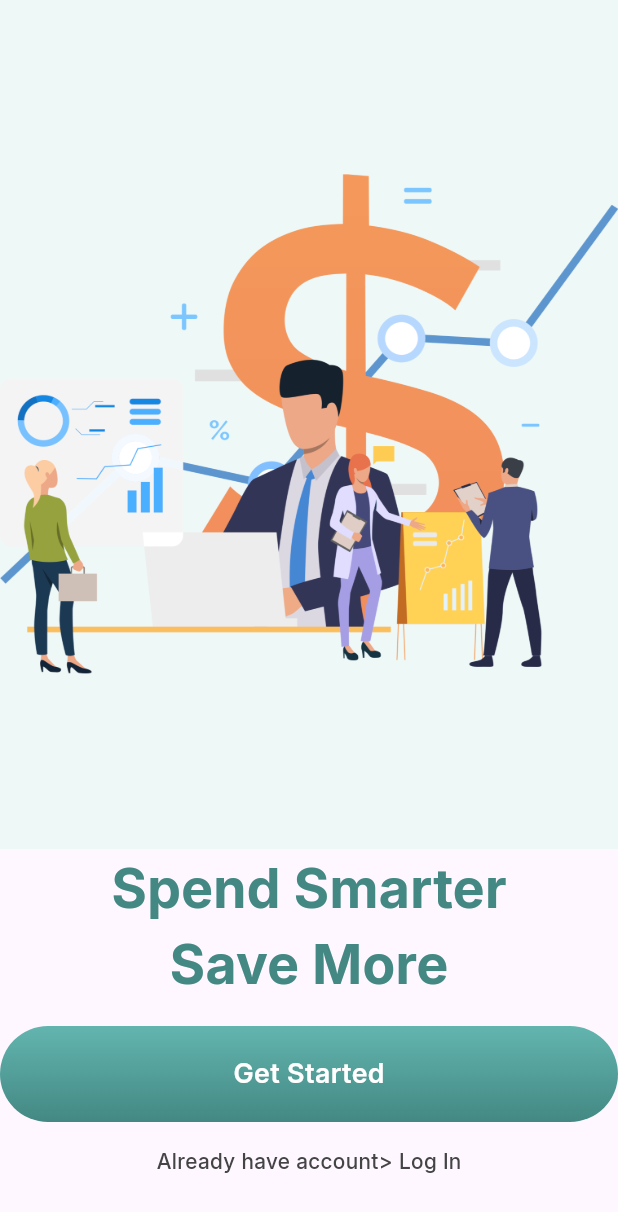
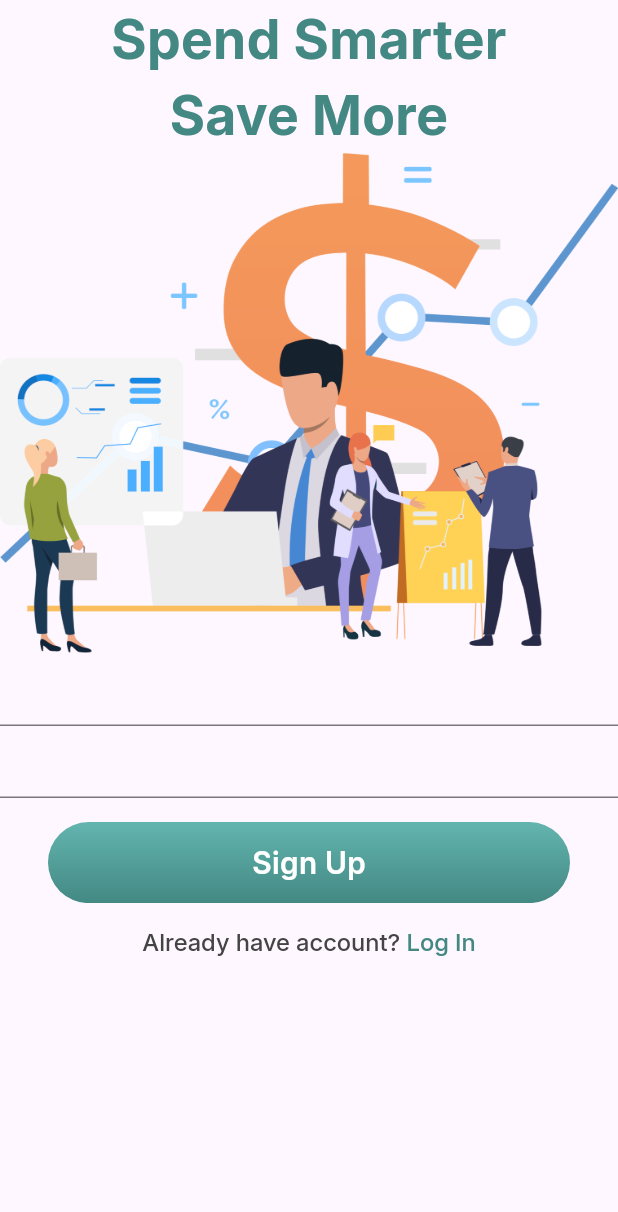
Before and after one commit to lourencomacuacua/financy-app, a Flutter app: the screen it shows after launch, on a phone screen of 412 x 824 dp. Shown: the top 1212 px of the screen. Run offline on Flutter 3.47's test engine with Material 3 defaults, Android fonts, the phone set to English and light mode, and no system bars.

Commit message:
sign up page

```diff
--- a/lib/app.dart
+++ b/lib/app.dart
@@ -1,4 +1,5 @@
 import 'package:finaceiro/feactures/onbording/onbording_page.dart';
+import 'package:finaceiro/feactures/sing_up/sing_up_page.dart';
 import 'package:finaceiro/feactures/splash/splash_page.dart';
 import 'package:flutter/material.dart';
 
@@ -8,7 +9,7 @@ class App extends StatelessWidget {
   @override
   Widget build(BuildContext context) {
     return MaterialApp(
-      home: OnbordingPage(),
+      home: SingUpPage(),
     );
   }
 }
--- a/lib/common/constantns/app_text_styles.dart
+++ b/lib/common/constantns/app_text_styles.dart
@@ -14,15 +14,15 @@ class AppTextStyles {
     fontWeight: FontWeight.w700,
   );
 
-  static const TextStyle midiumText18 = TextStyle(
+  static const TextStyle midiumText20 = TextStyle(
     fontFamily: 'Inter',
-    fontSize: 18.0,
+    fontSize: 20.0,
     fontWeight: FontWeight.w600,
   );
 
   static const TextStyle smalText = TextStyle(
     fontFamily: 'Inter',
-    fontSize: 14.0,
+    fontSize: 16.0,
     fontWeight: FontWeight.w500,
   );
 }
--- a/lib/common/constantns/widget/PrimaryButton.dart
+++ b/lib/common/constantns/widget/PrimaryButton.dart
@@ -9,13 +9,16 @@ class Primarybutton extends StatelessWidget {
   const Primarybutton({Key? key, this.onPressed, required this.text})
       : super(key: key);
 
+  final BorderRadius _borderRadius =
+      const BorderRadius.all(Radius.circular(38.0));
   @override
   Widget build(BuildContext context) {
     return Material(
-      borderRadius: BorderRadius.all(Radius.circular(34.0)),
+      borderRadius: _borderRadius,
       child: Ink(
+          height: 54.0,
           decoration: BoxDecoration(
-            borderRadius: BorderRadius.all(Radius.circular(34.0)),
+            borderRadius: _borderRadius,
             gradient: LinearGradient(
               begin: Alignment.topCenter,
               end: Alignment.bottomCenter,
@@ -25,16 +28,15 @@ class Primarybutton extends StatelessWidget {
             ),
           ),
           child: InkWell(
-            borderRadius: BorderRadius.all(Radius.circular(34.0)),
+            borderRadius: _borderRadius,
             onTap: onPressed,
             child: Container(
               decoration: BoxDecoration(
-                borderRadius: BorderRadius.all(Radius.circular(34.0)),
+                borderRadius: _borderRadius,
               ),
               alignment: Alignment.center,
-              height: 64.0,
               child: Text(text,
-                  style: AppTextStyles.midiumText18
+                  style: AppTextStyles.midiumText20
                       .copyWith(color: AppColors.white)),
             ),
           )),
--- a/lib/feactures/onbording/onbording_page.dart
+++ b/lib/feactures/onbording/onbording_page.dart
@@ -13,9 +13,8 @@ class OnbordingPage extends StatelessWidget {
     return Scaffold(
       body: Column(
         children: [
-          const SizedBox(height: 0.0),
+          const SizedBox(height: 30.0),
           Expanded(
-            flex: 2,
             child: Container(
               color: AppColors.iceWhite,
               child: Image.asset('assets/images/man.png'),
@@ -31,22 +30,29 @@ class OnbordingPage extends StatelessWidget {
             style: AppTextStyles.midiumText
                 .copyWith(color: AppColors.greenlightTwo),
           ),
-          SizedBox(
-            height: 16.0,
+          Padding(
+            padding:
+                const EdgeInsets.symmetric(horizontal: 32.0, vertical: 16.0),
+            child: Primarybutton(
+              text: 'Get Started',
+              onPressed: () {},
+            ),
           ),
-          Primarybutton(
-            text: 'Get Started',
-            onPressed: () {},
-          ),
-          SizedBox(
-            height: 16.0,
-          ),
-          Text(
-            'Already have account> Log In',
-            style: AppTextStyles.smalText.copyWith(color: AppColors.grey),
+          RichText(
+            text: TextSpan(
+              text: 'Already have account ? ',
+              style: AppTextStyles.smalText.copyWith(color: AppColors.grey),
+              children: [
+                TextSpan(
+                  text: 'Log In',
+                  style: AppTextStyles.smalText
+                      .copyWith(color: AppColors.greenlightTwo),
+                ),
+              ],
+            ),
           ),
           const SizedBox(
-            height: 40.0,
+            height: 50.0,
           )
         ],
       ),
--- /dev/null
+++ b/lib/feactures/sing_up/sing_up_page.dart
@@ -0,0 +1,61 @@
+import 'dart:developer';
+
+import 'package:finaceiro/common/constantns/app_colors.dart';
+import 'package:finaceiro/common/constantns/app_text_styles.dart';
+import 'package:finaceiro/common/constantns/widget/PrimaryButton.dart';
+import 'package:flutter/material.dart';
+
+class SingUpPage extends StatelessWidget {
+  const SingUpPage({super.key});
+
+  @override
+  Widget build(BuildContext context) {
+    return Scaffold(
+      body: ListView(
+        children: [
+          Text(
+            'Spend Smarter',
+            textAlign: TextAlign.center,
+            style: AppTextStyles.midiumText
+                .copyWith(color: AppColors.greenlightTwo),
+          ),
+          Text(
+            'Save More',
+            textAlign: TextAlign.center,
+            style: AppTextStyles.midiumText
+                .copyWith(color: AppColors.greenlightTwo),
+          ),
+          Container(
+            child: Image.asset('assets/images/man.png'),
+          ),
+          TextFormField(),
+          const TextField(),
+          Padding(
+            padding:
+                const EdgeInsets.symmetric(horizontal: 32.0, vertical: 16.0),
+            child: Primarybutton(
+              text: 'Sign Up',
+              onPressed: () => log('tap'),
+            ),
+          ),
+          Center(
+            child: RichText(
+              textAlign: TextAlign.center,
+              text: TextSpan(
+                text: 'Already have account? ',
+                style: AppTextStyles.smalText.copyWith(color: AppColors.grey),
+                children: [
+                  TextSpan(
+                    text: 'Log In',
+                    style: AppTextStyles.smalText
+                        .copyWith(color: AppColors.greenlightTwo),
+                  ),
+                ],
+              ),
+            ),
+          ),
+        ],
+      ),
+    );
+  }
+}
```
Also changed, not shown: assets/images/sginUP.png (added), assets/images/sign in.jpg (added), assets/images/siup.png (added).
